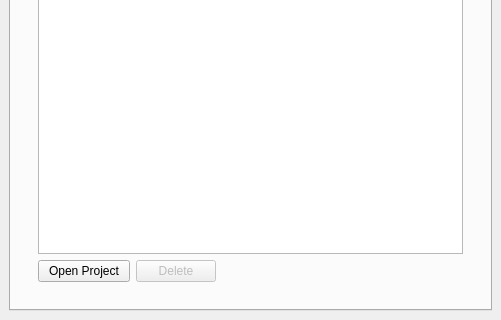
Before: the Qt Designer form qgiscloud/qgiscloudplugin.ui in qgiscloud/qgis-cloud-plugin, drawn with Qt 5; both pictures show x 0 to 501 and y 383 to 703 of the 501 by 703 pixel window.
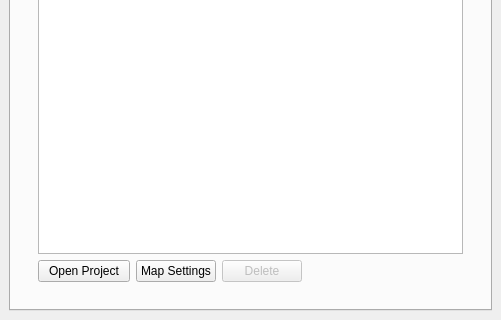
After: the same form once the commit is applied. The open tabs and pages were chosen to show the change. Icons and pictures are not drawn. Custom widgets are drawn as their Qt base class.

Commit message: Allow user to change map settings

Diff of the .ui file:
```diff
--- a/qgiscloud/qgiscloudplugin.ui
+++ b/qgiscloud/qgiscloudplugin.ui
@@ -230,6 +230,19 @@
               </sizepolicy>
              </property>
              <layout class="QGridLayout" name="gridLayout_2">
+              <item row="1" column="0" colspan="4">
+               <widget class="QListWidget" name="tabMaps"/>
+              </item>
+              <item row="2" column="2">
+               <widget class="QPushButton" name="btnMapDelete">
+                <property name="enabled">
+                 <bool>false</bool>
+                </property>
+                <property name="text">
+                 <string>Delete</string>
+                </property>
+               </widget>
+              </item>
               <item row="0" column="0">
                <widget class="QLabel" name="lblMaps_3">
                 <property name="font">
@@ -243,27 +256,7 @@
                 </property>
                </widget>
               </item>
-              <item row="1" column="0" colspan="3">
-               <widget class="QListWidget" name="tabMaps"/>
-              </item>
-              <item row="2" column="0">
-               <widget class="QPushButton" name="btnMapLoad">
-                <property name="text">
-                 <string>Open Project</string>
-                </property>
-               </widget>
-              </item>
-              <item row="2" column="1">
-               <widget class="QPushButton" name="btnMapDelete">
-                <property name="enabled">
-                 <bool>false</bool>
-                </property>
-                <property name="text">
-                 <string>Delete</string>
-                </property>
-               </widget>
-              </item>
-              <item row="2" column="2">
+              <item row="2" column="3">
                <spacer name="horizontalSpacer_5">
                 <property name="orientation">
                  <enum>Qt::Horizontal</enum>
@@ -276,6 +269,20 @@
                 </property>
                </spacer>
               </item>
+              <item row="2" column="0">
+               <widget class="QPushButton" name="btnMapLoad">
+                <property name="text">
+                 <string>Open Project</string>
+                </property>
+               </widget>
+              </item>
+              <item row="2" column="1">
+               <widget class="QPushButton" name="btnMapEdit">
+                <property name="text">
+                 <string>Map Settings</string>
+                </property>
+               </widget>
+              </item>
              </layout>
             </widget>
            </item>
```
Left out of the diff: 13 changed lines with no effect on the pictures. The commit also changes 5 other files.
